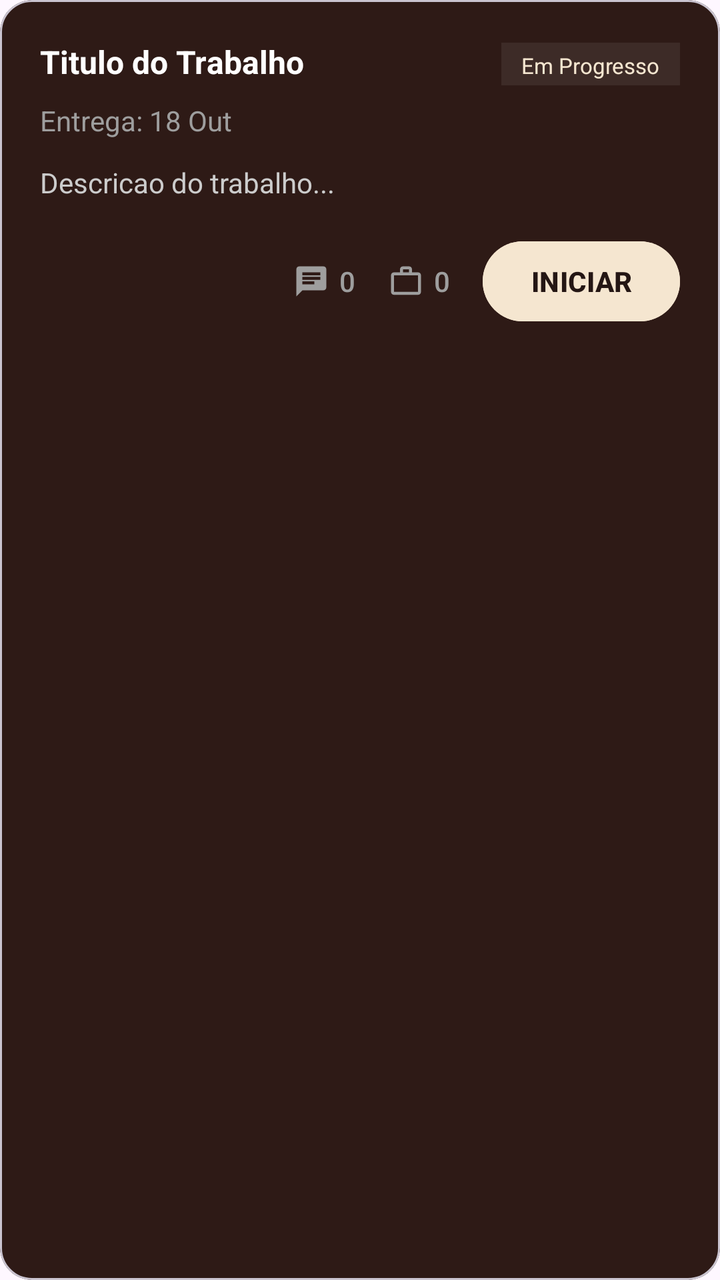
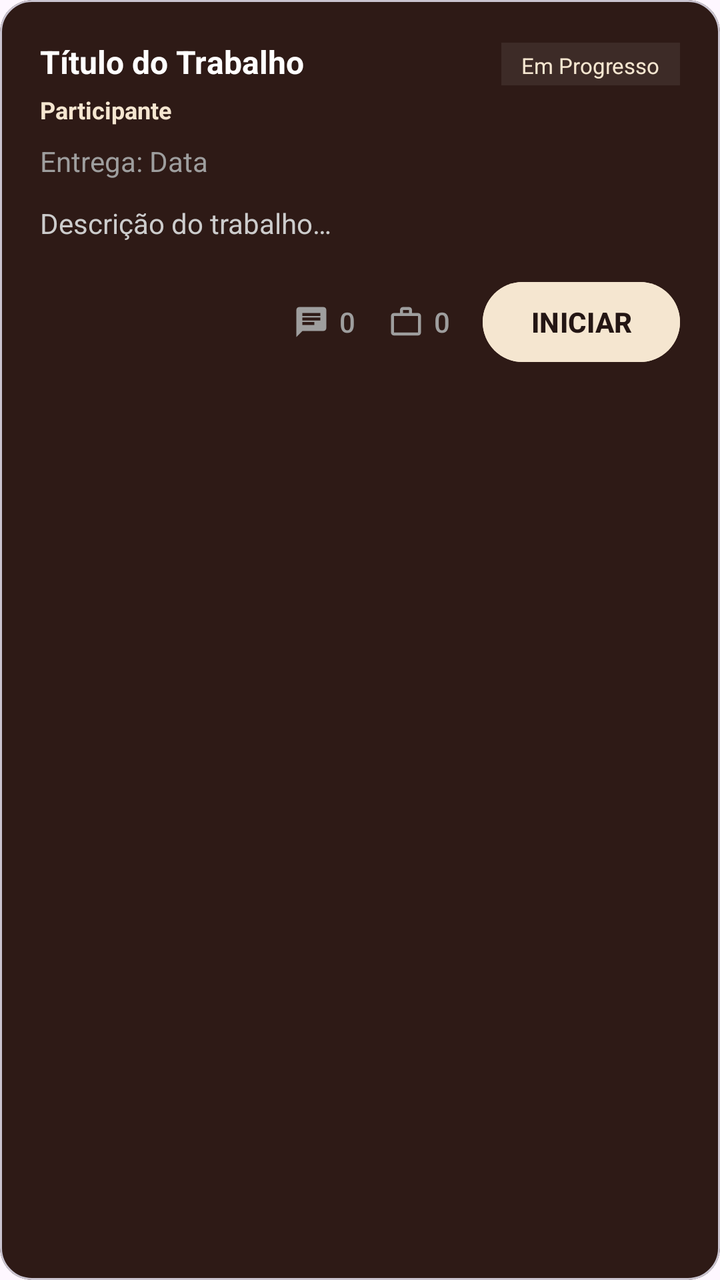

Before-and-after screenshots of an Android layout around one commit, followed by the original layout XML and the change that was made.
<!-- AndroidManifest.xml: application theme Theme.CTR -->
<!-- res/layout/item_trabalho_membro.xml -->
<?xml version="1.0" encoding="utf-8"?>
<com.google.android.material.card.MaterialCardView xmlns:android="http://schemas.android.com/apk/res/android"
    xmlns:app="http://schemas.android.com/apk/res-auto"
    android:layout_width="match_parent"
    android:layout_height="wrap_content"
    android:layout_marginBottom="16dp"
    app:cardBackgroundColor="@color/bg_surface_light"
    app:cardCornerRadius="16dp"
    app:cardElevation="0dp">

    <LinearLayout
        android:layout_width="match_parent"
        android:layout_height="wrap_content"
        android:orientation="vertical"
        android:padding="20dp">

        
        <LinearLayout
            android:layout_width="match_parent"
            android:layout_height="wrap_content"
            android:orientation="horizontal">

            <TextView
                android:id="@+id/txtTituloTrabalhoMembro"
                android:layout_width="0dp"
                android:layout_height="wrap_content"
                android:layout_weight="1"
                android:text="Titulo do Trabalho"
                android:textColor="@color/text_primary"
                android:textSize="16sp"
                android:textStyle="bold" />

            <TextView
                android:id="@+id/txtStatusTrabalhoMembro"
                android:layout_width="wrap_content"
                android:layout_height="wrap_content"
                android:background="@color/bg_surface_hover"
                android:paddingHorizontal="10dp"
                android:paddingVertical="4dp"
                android:text="Em Progresso"
                android:textColor="@color/accent"
                android:textSize="11sp" />

        </LinearLayout>

        
        <TextView
            android:id="@+id/txtPrazoTrabalhoMembro"
            android:layout_width="wrap_content"
            android:layout_height="wrap_content"
            android:layout_marginTop="8dp"
            android:text="Entrega: 18 Out"
            android:textColor="@color/text_secondary"
            android:textSize="14sp" />

        
        <TextView
            android:id="@+id/txtDescricaoTrabalhoMembro"
            android:layout_width="match_parent"
            android:layout_height="wrap_content"
            android:layout_marginTop="12dp"
            android:text="Descricao do trabalho..."
            android:textColor="@color/text_tertiary"
            android:textSize="14sp" />

        
        <LinearLayout
            android:layout_width="match_parent"
            android:layout_height="wrap_content"
            android:layout_marginTop="16dp"
            android:gravity="end"
            android:orientation="horizontal">

            
            <Button
                android:id="@+id/btnComentariosMembro"
                style="@style/Widget.MaterialComponents.Button.TextButton"
                android:layout_width="wrap_content"
                android:layout_height="wrap_content"
                android:minWidth="0dp"
                android:paddingHorizontal="8dp"
                android:text="0"
                android:textColor="@color/text_secondary"
                android:textSize="14sp"
                app:icon="@drawable/ic_chat"
                app:iconGravity="textStart"
                app:iconPadding="4dp"
                app:iconSize="18dp"
                app:iconTint="@color/text_secondary" />

            
            <Button
                android:id="@+id/btnAnexosMembro"
                style="@style/Widget.MaterialComponents.Button.TextButton"
                android:layout_width="wrap_content"
                android:layout_height="wrap_content"
                android:minWidth="0dp"
                android:paddingHorizontal="8dp"
                android:text="0"
                android:textColor="@color/text_secondary"
                android:textSize="14sp"
                app:icon="@drawable/ic_notification_trabalho"
                app:iconGravity="textStart"
                app:iconPadding="4dp"
                app:iconSize="18dp"
                app:iconTint="@color/text_secondary" />

            
            <Button
                android:id="@+id/btnEntregarTrabalho"
                android:layout_width="wrap_content"
                android:layout_height="wrap_content"
                android:layout_marginStart="8dp"
                android:backgroundTint="@color/accent"
                android:text="INICIAR"
                android:textColor="@color/accent_dark"
                android:textStyle="bold" />

        </LinearLayout>

    </LinearLayout>

</com.google.android.material.card.MaterialCardView>
<!-- resources referenced by this layout -->
<resources>
  <color name="accent">#F5E6D0</color>
  <color name="accent_dark">#241614</color>
  <color name="bg_surface_hover">#3D2B27</color>
  <color name="bg_surface_light">#2E1A16</color>
  <color name="text_primary">#FFFFFF</color>
  <color name="text_secondary">#9E9E9E</color>
  <color name="text_tertiary">#CCCCCC</color>
  <!-- drawable ic_chat (drawable) -->
  <vector xmlns:android="http://schemas.android.com/apk/res/android" android:autoMirrored="true" android:height="24dp" android:tint="#FFFFFF" android:viewportHeight="24" android:viewportWidth="24" android:width="24dp">
        
      <path android:fillColor="@android:color/white" android:pathData="M20,2L4,2c-1.1,0 -1.99,0.9 -1.99,2L2,22l4,-4h14c1.1,0 2,-0.9 2,-2L22,4c0,-1.1 -0.9,-2 -2,-2zM6,9h12v2L6,11L6,9zM14,14L6,14v-2h8v2zM18,8L6,8L6,6h12v2z"/>
      
  </vector>
  <!-- drawable ic_notification_trabalho (drawable) -->
  <vector xmlns:android="http://schemas.android.com/apk/res/android"
      android:width="24dp"
      android:height="24dp"
      android:viewportWidth="24"
      android:viewportHeight="24">
      <path
          android:fillColor="#FFFFFF"
          android:pathData="M20,6h-4V4c0,-1.11 -0.89,-2 -2,-2h-4c-1.11,0 -2,0.89 -2,2v2H4c-1.11,0 -2,0.89 -2,2v11c0,1.11 0.89,2 2,2h16c1.11,0 2,-0.89 2,-2V8c0,-1.11 -0.89,-2 -2,-2zM10,4h4v2h-4V4zM20,19H4V8h16v11z" />
  </vector>
  <style name="Theme.CTR" parent="Theme.MaterialComponents.DayNight.NoActionBar">
          <item name="colorPrimary">#3D2B27</item>
          <item name="colorPrimaryVariant">#2E1A16</item>
          <item name="colorOnPrimary">@android:color/white</item>
          <item name="colorSecondary">#F5E6D0</item>
          <item name="colorSecondaryVariant">#3D2B27</item>
          <item name="colorOnSecondary">#241614</item>
          <item name="android:windowBackground">#1C1C1C</item>
          <item name="android:statusBarColor">#1C1C1C</item>
          <item name="android:navigationBarColor">#1C1C1C</item>
          <item name="android:textColor">@android:color/white</item>
          <item name="android:windowSoftInputMode">adjustResize</item>
      </style>
</resources>

<!-- the commit's change to res/layout/item_trabalho_membro.xml (unified diff, before → after) -->
@@ -25,7 +25,7 @@
                 android:layout_width="0dp"
                 android:layout_height="wrap_content"
                 android:layout_weight="1"
-                android:text="Titulo do Trabalho"
+                android:text="@string/meus_trabalhos_item_titulo_placeholder"
                 android:textColor="@color/text_primary"
                 android:textSize="16sp"
                 android:textStyle="bold" />
@@ -37,7 +37,7 @@
                 android:background="@color/bg_surface_hover"
                 android:paddingHorizontal="10dp"
                 android:paddingVertical="4dp"
-                android:text="Em Progresso"
+                android:text="@string/status_em_progresso"
                 android:textColor="@color/accent"
                 android:textSize="11sp" />
 
@@ -45,11 +45,22 @@
 
         
         <TextView
+            android:id="@+id/txtParticipanteTrabalhoMembro"
+            android:layout_width="wrap_content"
+            android:layout_height="wrap_content"
+            android:layout_marginTop="4dp"
+            android:text="@string/entregar_participante"
+            android:textColor="@color/accent"
+            android:textSize="12sp"
+            android:textStyle="bold" />
+
+        
+        <TextView
             android:id="@+id/txtPrazoTrabalhoMembro"
             android:layout_width="wrap_content"
             android:layout_height="wrap_content"
             android:layout_marginTop="8dp"
-            android:text="Entrega: 18 Out"
+            android:text="@string/meus_trabalhos_prazo_placeholder"
             android:textColor="@color/text_secondary"
             android:textSize="14sp" />
 
@@ -59,7 +70,7 @@
             android:layout_width="match_parent"
             android:layout_height="wrap_content"
             android:layout_marginTop="12dp"
-            android:text="Descricao do trabalho..."
+            android:text="@string/meus_trabalhos_descricao_placeholder"
             android:textColor="@color/text_tertiary"
             android:textSize="14sp" />
 
@@ -112,7 +123,7 @@
                 android:layout_height="wrap_content"
                 android:layout_marginStart="8dp"
                 android:backgroundTint="@color/accent"
-                android:text="INICIAR"
+                android:text="@string/entregar_btn_iniciar"
                 android:textColor="@color/accent_dark"
                 android:textStyle="bold" />
 
<!-- resource entries referenced after the edit -->
@@ -23,6 +23,12 @@
           android:fillColor="#FFFFFF"
           android:pathData="M20,6h-4V4c0,-1.11 -0.89,-2 -2,-2h-4c-1.11,0 -2,0.89 -2,2v2H4c-1.11,0 -2,0.89 -2,2v11c0,1.11 0.89,2 2,2h16c1.11,0 2,-0.89 2,-2V8c0,-1.11 -0.89,-2 -2,-2zM10,4h4v2h-4V4zM20,19H4V8h16v11z" />
   </vector>
+  <string name="entregar_btn_iniciar">INICIAR</string>
+  <string name="entregar_participante">Participante</string>
+  <string name="meus_trabalhos_descricao_placeholder">Descrição do trabalho…</string>
+  <string name="meus_trabalhos_item_titulo_placeholder">Título do Trabalho</string>
+  <string name="meus_trabalhos_prazo_placeholder">Entrega: Data</string>
+  <string name="status_em_progresso">Em Progresso</string>
   <style name="Theme.CTR" parent="Theme.MaterialComponents.DayNight.NoActionBar">
           <item name="colorPrimary">#3D2B27</item>
           <item name="colorPrimaryVariant">#2E1A16</item>
